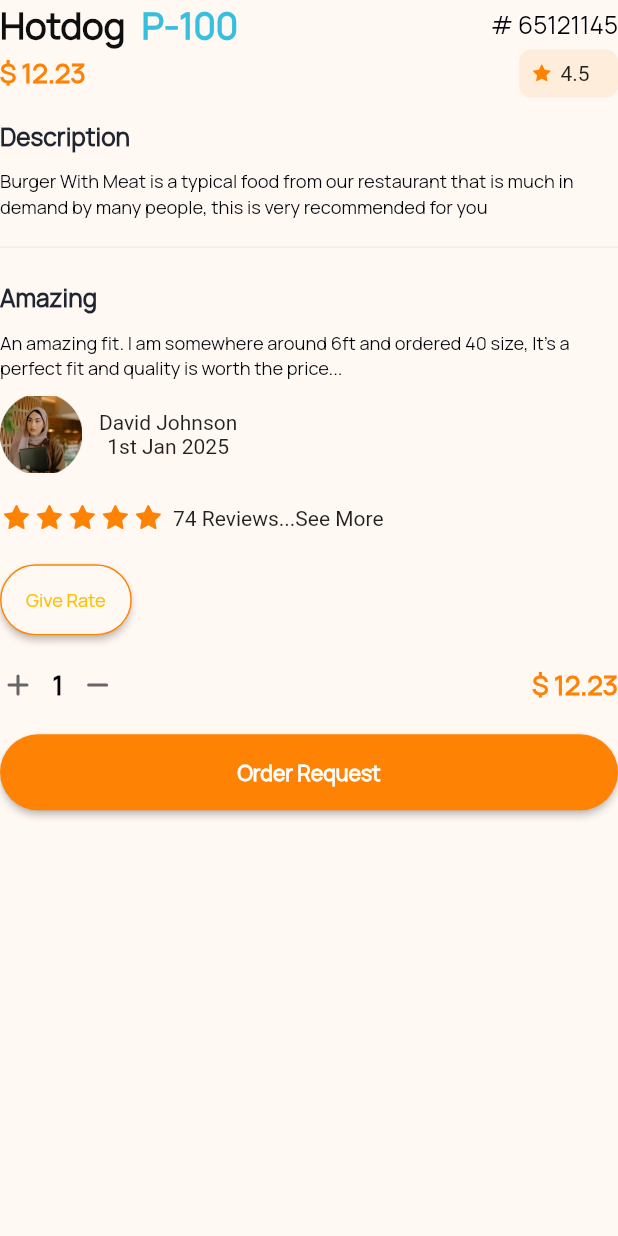
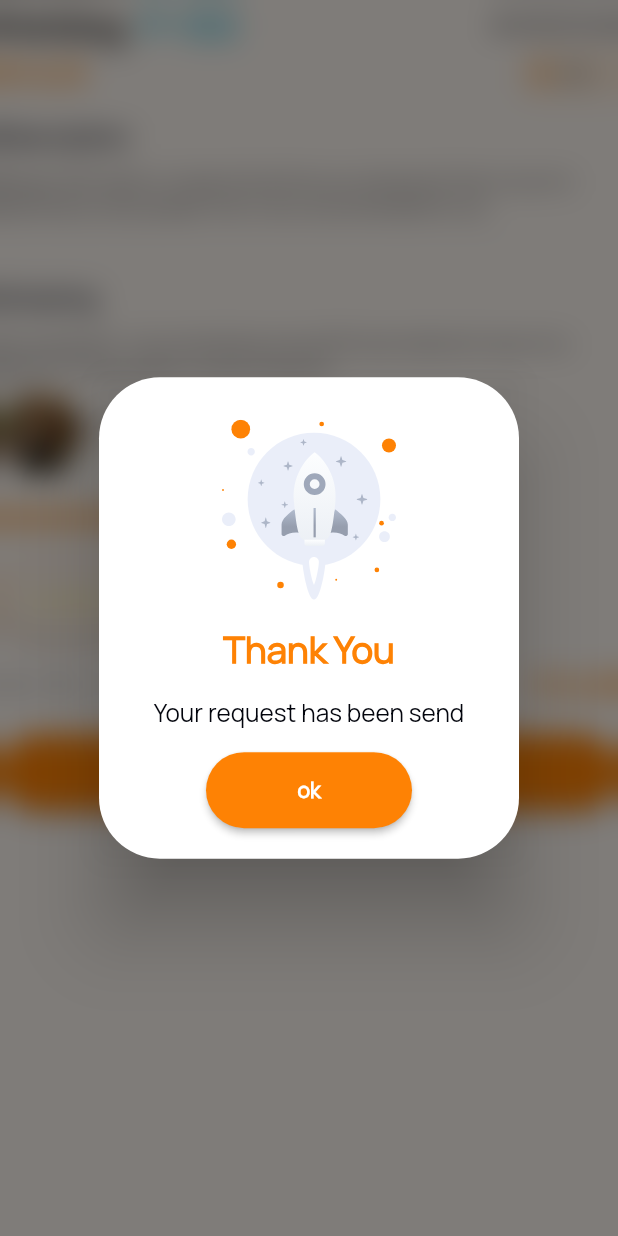
Before and after one commit to Webgenius0/dawgonvegans_app, a Flutter app: the ProductDetailsWidget widget shown alone on an empty page, opened directly, after a tap on "Order Request", on a phone screen of 412 x 824 dp. Run offline on Flutter 3.47's test engine with Material 3 defaults, Android fonts, the phone set to English and light mode, and no system bars; drawn by our look-alikes of auto_animated; our stand-ins replace buttons_tabbar, cached_network_image, carousel_slider, dio, flashy_tab_bar2, flutter_advanced_switch and 12 more; missing offline and left inert: dotlottie_loader, linear_progress_bar; accounts and stored records are empty; project files that could hold a hidden picture were left out.

```diff
--- a/lib/features/membership/presentation/membership_screen.dart
+++ b/lib/features/membership/presentation/membership_screen.dart
@@ -33,7 +33,10 @@ class _MembershipScreenState extends State<MembershipScreen> {
             ),
             InkWell(
               onTap: () {
-                NavigationService.navigateTo(Routes.navigationScreen);
+                NavigationService.navigateToWithArgs(Routes.navigationScreen, {'index' : 1});
+
+
+
               },
               child: Text(
                 'Skip',
--- a/lib/features/payment_method/payment_method_screen.dart
+++ b/lib/features/payment_method/payment_method_screen.dart
@@ -6,6 +6,7 @@ import 'package:dawgonvegans/helpers/navigation_service.dart';
 import 'package:flutter/material.dart';
 import 'package:flutter_screenutil/flutter_screenutil.dart';
 import 'package:flutter_svg/svg.dart';
+
 import '../../common_widgets/custom_alert_dialog.dart';
 import '../../gen/colors.gen.dart';
 import '../../helpers/all_routes.dart';
@@ -62,8 +63,8 @@ class PaymentMethodScreen extends StatelessWidget {
                   title: 'Welcome to SuperClub!',
                   subTitle: 'You have successfully subscribed to SuperClub!',
                   onPressed: () {
-                    NavigationService.navigateToReplacement(
-                      Routes.navigationScreen,
+                    NavigationService.navigateToWithArgs(
+                      Routes.navigationScreen, {'index' : 1}
                     );
                   },
                   buttonText: 'Ok',
--- a/lib/features/product_details/widgets/product_details_widget.dart
+++ b/lib/features/product_details/widgets/product_details_widget.dart
@@ -1,4 +1,5 @@
 import 'package:dawgonvegans/gen/colors.gen.dart';
+import 'package:dawgonvegans/helpers/navigation_service.dart';
 import 'package:dawgonvegans/helpers/ui_helpers.dart';
 import 'package:dawgonvegans/provider/product_details_provider.dart';
 import 'package:flutter/material.dart';
@@ -6,6 +7,7 @@ import 'package:flutter_screenutil/flutter_screenutil.dart';
 import 'package:flutter_svg/flutter_svg.dart';
 import 'package:provider/provider.dart';
 
+import '../../../common_widgets/custom_alert_dialog.dart';
 import '../../../common_widgets/custom_button.dart';
 import '../../../constants/text_font_style.dart';
 import '../../../gen/assets.gen.dart';
@@ -190,7 +192,19 @@ class ProductDetailsWidget extends StatelessWidget {
 
           CustomButton(
             buttonName: 'Order Request',
-            onPressed: () {},
+            onPressed: () {
+              showCustomDialog(
+                title: 'Thank You',
+                subTitle: 'Your request has been send',
+                subTitleTextStyle: TextFontStyle.textStyle16c00020AManropeW400
+                    .copyWith(color: AppColors.c00020A.withValues(alpha: 0.99)),
+                buttonText: 'ok',
+                context: context,
+                onPressed: () {
+                  NavigationService.goBack;
+                },
+              );
+            },
             side: BorderSide.none,
           ),
 
--- a/lib/gen/assets.gen.dart
+++ b/lib/gen/assets.gen.dart
@@ -20,6 +20,9 @@ class $AssetsIconsGen {
 
   /// File path: assets/icons/apple_icon.svg
   String get appleIcon => 'assets/icons/apple_icon.svg';
+
+  /// File path: assets/icons/arrow_cricle.svg
+  String get arrowCricle => 'assets/icons/arrow_cricle.svg';
 
   /// File path: assets/icons/arrow_down.svg
   String get arrowDown => 'assets/icons/arrow_down.svg';
@@ -165,6 +168,7 @@ class $AssetsIconsGen {
     aboutUs,
     addIcon,
     appleIcon,
+    arrowCricle,
     arrowDown,
     arrowRight,
     back,
```
Also changed, not shown: lib/features/home_feed/presentation/home_feed_screen.dart (+12 -5 lines), lib/features/product_details/presentation/product_details_screen.dart (+12 -2 lines), lib/helpers/all_routes.dart (+13 -12 lines), lib/navigation_screen.dart (+9 -2 lines), assets/icons/arrow_cricle.svg (added).
